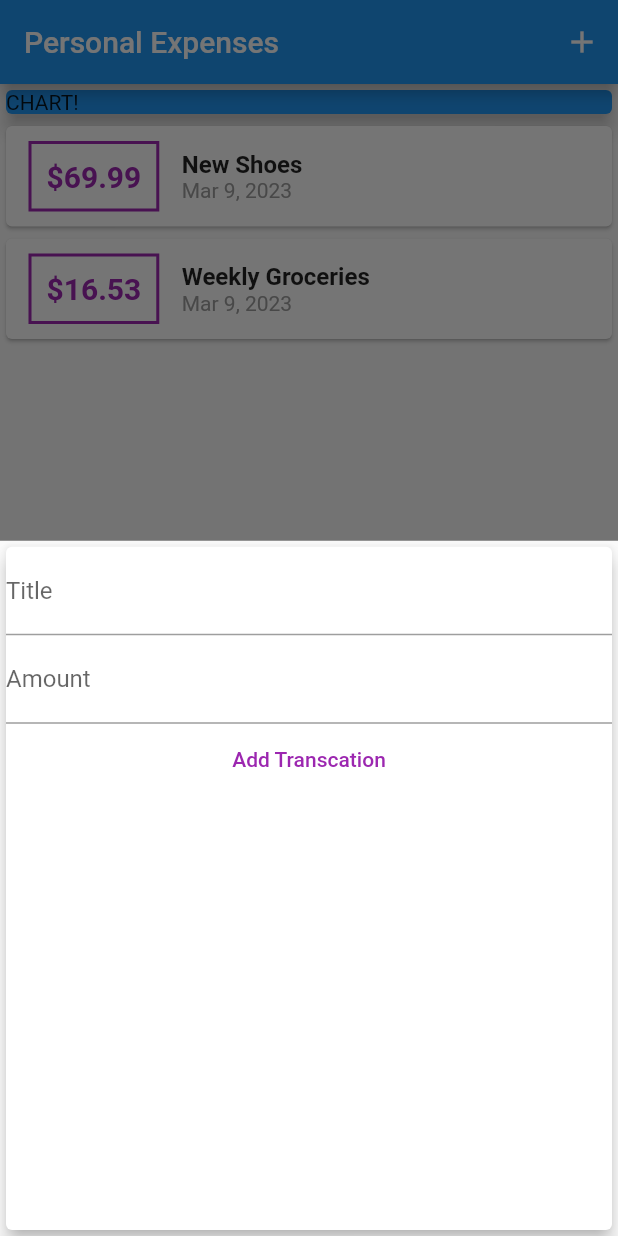
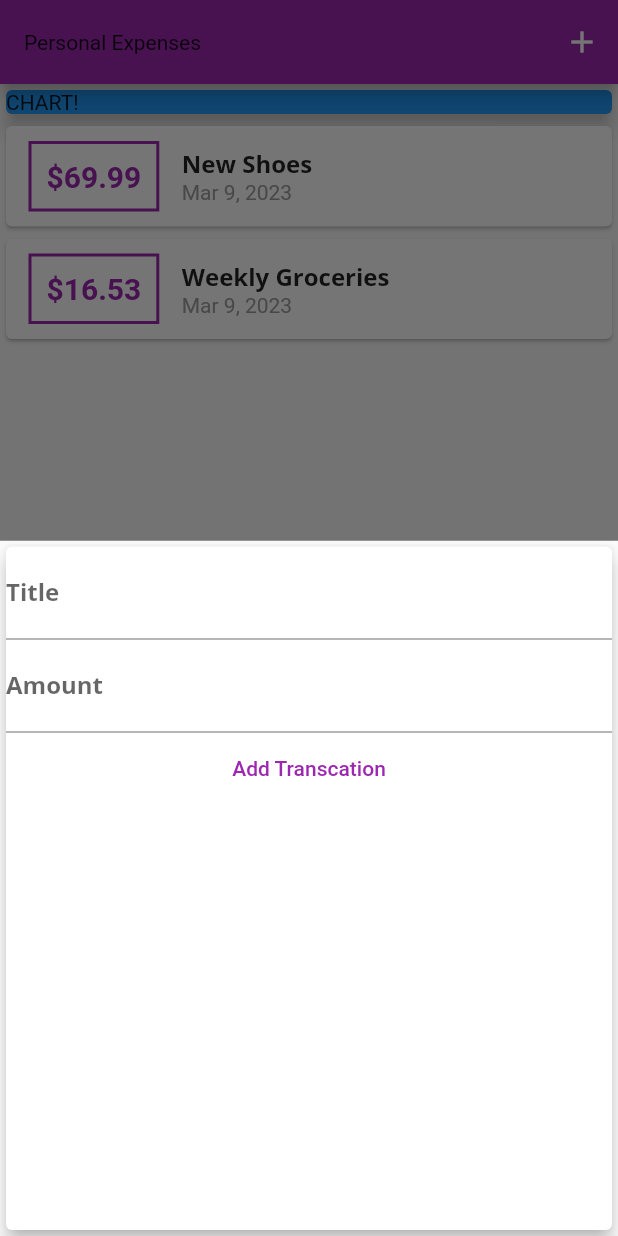
Before and after one commit to aliozer0/Personal-Expenses, a Flutter app: the screen it shows after launch, after a tap on the "add" icon, on a phone screen of 412 x 824 dp. Run offline on Flutter 3.47's test engine with Material 2 defaults, Android fonts, the phone set to English and light mode, and no system bars.

Commit message:
font family added

```diff
--- a/lib/main.dart
+++ b/lib/main.dart
@@ -13,6 +13,23 @@
   Widget build(BuildContext context) {
     return MaterialApp(
       title: 'Personal Expenses',
+      theme: ThemeData(
+          primarySwatch: Colors.purple,
+          accentColor: Colors.blueGrey,
+          fontFamily: 'Quicksand',
+          textTheme: ThemeData.light().textTheme.copyWith(
+              titleMedium: TextStyle(
+                  fontFamily: 'OpenSans',
+                  fontSize: 16,
+                  fontWeight: FontWeight.bold)),
+          appBarTheme: AppBarTheme(
+            textTheme: ThemeData.light().textTheme.copyWith(
+                  titleMedium: TextStyle(
+                      fontFamily: 'OpenSans',
+                      fontSize: 20,
+                      fontWeight: FontWeight.bold),
+                ),
+          )),
       home: MyHomePage(),
     );
   }
--- a/lib/widgets/new_transaction.dart
+++ b/lib/widgets/new_transaction.dart
@@ -1,12 +1,19 @@
 import 'package:flutter/widgets.dart';
 import 'package:flutter/material.dart';
 
-class NewTransaction extends StatelessWidget {
+class NewTransaction extends StatefulWidget {
   final Function addTx;
-  final titleController = TextEditingController();
-  final amountController = TextEditingController();
 
   NewTransaction(this.addTx);
+
+  @override
+  State<NewTransaction> createState() => _NewTransactionState();
+}
+
+class _NewTransactionState extends State<NewTransaction> {
+  final titleController = TextEditingController();
+
+  final amountController = TextEditingController();
 
   void submitData() {
     final enteredTitle = titleController.text;
@@ -14,7 +21,9 @@
     if (enteredTitle.isEmpty || enteredAmount <= 0) {
       return;
     }
-    addTx(enteredTitle, enteredAmount);
+    widget.addTx(enteredTitle, enteredAmount);
+
+    Navigator.of(context).pop();
   }
 
   @override
--- a/lib/widgets/transcation_list.dart
+++ b/lib/widgets/transcation_list.dart
@@ -20,7 +20,7 @@
                 margin: EdgeInsets.symmetric(vertical: 10, horizontal: 15),
                 decoration: BoxDecoration(
                   border: Border.all(
-                    color: Colors.purple,
+                    color: Theme.of(context).primaryColor,
                     width: 2,
                   ),
                 ),
@@ -30,20 +30,15 @@
                   style: TextStyle(
                     fontWeight: FontWeight.bold,
                     fontSize: 20,
-                    color: Colors.purple,
+                    color: Theme.of(context).primaryColor,
                   ),
                 ),
               ),
               Column(
                 crossAxisAlignment: CrossAxisAlignment.start,
                 children: <Widget>[
-                  Text(
-                    transactions[index].title,
-                    style: TextStyle(
-                      fontWeight: FontWeight.bold,
-                      fontSize: 16,
-                    ),
-                  ),
+                  Text(transactions[index].title,
+                      style: Theme.of(context).textTheme.titleMedium),
                   Text(
                     DateFormat().add_yMMMd().format(transactions[index].date),
                     style: TextStyle(color: Colors.grey),
```
Also changed, not shown: pubspec.yaml (+11 -11 lines), assets/fonts/OpenSans-Bold.ttf (added), assets/fonts/OpenSans-Regular.ttf (added), assets/fonts/Quicksand-Bold.ttf (added), assets/fonts/Quicksand-Light.ttf (added), assets/fonts/Quicksand-Medium.ttf (added), assets/fonts/Quicksand-Regular.ttf (added).
